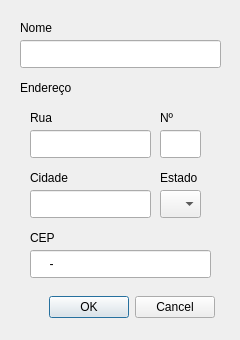
First picture: the form in GUI/casadefesta.ui, repository fvendrameto/Databases-Final-Project, before the edit.
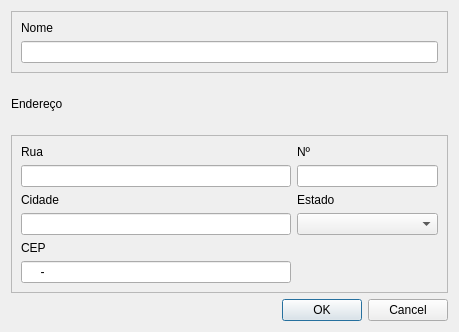
Second picture: the form after the edit.

Patch:
```diff
--- a/GUI/casadefesta.ui
+++ b/GUI/casadefesta.ui
@@ -6,8 +6,8 @@
    <rect>
     <x>0</x>
     <y>0</y>
-    <width>240</width>
-    <height>340</height>
+    <width>459</width>
+    <height>332</height>
    </rect>
   </property>
   <property name="minimumSize">
@@ -25,172 +25,113 @@
   <property name="windowTitle">
    <string>Dialog</string>
   </property>
-  <widget class="QLineEdit" name="cidade_lineEdit">
-   <property name="geometry">
-    <rect>
-     <x>30</x>
-     <y>190</y>
-     <width>121</width>
-     <height>28</height>
-    </rect>
-   </property>
-  </widget>
+  <layout class="QGridLayout" name="gridLayout_3">
+   <item row="0" column="0" colspan="3">
+    <widget class="QFrame" name="frame_2">
+     <property name="frameShape">
+      <enum>QFrame::StyledPanel</enum>
+     </property>
+     <property name="frameShadow">
+      <enum>QFrame::Raised</enum>
+     </property>
+     <layout class="QGridLayout" name="gridLayout_2">
+      <item row="0" column="0">
+       <widget class="QLabel" name="nome_label">
+        <property name="text">
+         <string>Nome</string>
+        </property>
+       </widget>
+      </item>
+      <item row="1" column="0">
+       <widget class="QLineEdit" name="nome_lineEdit">
+        <property name="maxLength">
+         <number>75</number>
+        </property>
+       </widget>
+      </item>
+     </layout>
+    </widget>
+   </item>
+   <item row="1" column="0">
+    <widget class="QLabel" name="endereco_label">
+     <property name="text">
+      <string>Endereço</string>
+     </property>
+    </widget>
+   </item>
+   <item row="2" column="0" colspan="3">
+    <widget class="QFrame" name="frame">
+     <property name="frameShape">
+      <enum>QFrame::StyledPanel</enum>
+     </property>
+     <property name="frameShadow">
+      <enum>QFrame::Raised</enum>
+     </property>
+     <layout class="QGridLayout" name="gridLayout" columnstretch="4,1,1">
+      <item row="0" column="0">
   <widget class="QLabel" name="rua_label">
-   <property name="geometry">
-    <rect>
-     <x>30</x>
-     <y>110</y>
-     <width>58</width>
-     <height>16</height>
-    </rect>
-   </property>
    <property name="text">
     <string>Rua</string>
    </property>
   </widget>
+      </item>
+      <item row="0" column="1">
+       <widget class="QLabel" name="n_label">
+        <property name="text">
+         <string>Nº</string>
+        </property>
+       </widget>
+      </item>
+      <item row="1" column="0">
   <widget class="QLineEdit" name="rua_lineEdit">
-   <property name="geometry">
-    <rect>
-     <x>30</x>
-     <y>130</y>
-     <width>121</width>
-     <height>28</height>
-    </rect>
-   </property>
-  </widget>
-  <widget class="QLabel" name="estado_label">
-   <property name="geometry">
-    <rect>
-     <x>160</x>
-     <y>170</y>
-     <width>41</width>
-     <height>16</height>
-    </rect>
-   </property>
-   <property name="text">
-    <string>Estado</string>
-   </property>
-  </widget>
+        <property name="maxLength">
+         <number>50</number>
+        </property>
+       </widget>
+      </item>
+      <item row="1" column="1" colspan="2">
   <widget class="QLineEdit" name="n_lineEdit">
-   <property name="geometry">
-    <rect>
-     <x>160</x>
-     <y>130</y>
-     <width>41</width>
-     <height>28</height>
-    </rect>
-   </property>
-  </widget>
+        <property name="inputMask">
+         <string>99999</string>
+        </property>
+        <property name="maxLength">
+         <number>5</number>
+        </property>
+       </widget>
+      </item>
+      <item row="2" column="0">
   <widget class="QLabel" name="cidade_label">
-   <property name="geometry">
-    <rect>
-     <x>30</x>
-     <y>170</y>
-     <width>58</width>
-     <height>16</height>
-    </rect>
-   </property>
    <property name="text">
     <string>Cidade</string>
    </property>
   </widget>
-  <widget class="QLabel" name="endereco_label">
-   <property name="geometry">
-    <rect>
-     <x>20</x>
-     <y>80</y>
-     <width>101</width>
-     <height>16</height>
-    </rect>
-   </property>
+      </item>
+      <item row="2" column="1" colspan="2">
+       <widget class="QLabel" name="estado_label">
    <property name="text">
-    <string>Endereço</string>
-   </property>
-  </widget>
-  <widget class="QLabel" name="n_label">
-   <property name="geometry">
-    <rect>
-     <x>160</x>
-     <y>110</y>
-     <width>21</width>
-     <height>16</height>
-    </rect>
-   </property>
-   <property name="text">
-    <string>Nº</string>
-   </property>
-  </widget>
-  <widget class="QComboBox" name="estado_comboBox">
-   <property name="geometry">
-    <rect>
-     <x>160</x>
-     <y>190</y>
-     <width>41</width>
-     <height>28</height>
-    </rect>
-   </property>
-  </widget>
-  <widget class="QLabel" name="nome_label">
-   <property name="geometry">
-    <rect>
-     <x>20</x>
-     <y>20</y>
-     <width>58</width>
-     <height>16</height>
-    </rect>
-   </property>
-   <property name="text">
-    <string>Nome</string>
-   </property>
-  </widget>
-  <widget class="QLineEdit" name="nome_lineEdit">
-   <property name="geometry">
-    <rect>
-     <x>20</x>
-     <y>40</y>
-     <width>201</width>
-     <height>28</height>
-    </rect>
-   </property>
+         <string>Estado</string>
+        </property>
+       </widget>
+      </item>
+      <item row="3" column="0">
+       <widget class="QLineEdit" name="cidade_lineEdit">
    <property name="maxLength">
-    <number>75</number>
-   </property>
-  </widget>
-  <widget class="QDialogButtonBox" name="buttonBox">
-   <property name="geometry">
-    <rect>
-     <x>25</x>
-     <y>290</y>
-     <width>190</width>
-     <height>34</height>
-    </rect>
-   </property>
-   <property name="standardButtons">
-    <set>QDialogButtonBox::Cancel|QDialogButtonBox::Ok</set>
-   </property>
-  </widget>
+         <number>20</number>
+        </property>
+       </widget>
+      </item>
+      <item row="3" column="1" colspan="2">
+       <widget class="QComboBox" name="estado_comboBox"/>
+      </item>
+      <item row="4" column="0">
   <widget class="QLabel" name="cep_label">
-   <property name="geometry">
-    <rect>
-     <x>30</x>
-     <y>230</y>
-     <width>58</width>
-     <height>16</height>
-    </rect>
-   </property>
    <property name="text">
     <string>CEP</string>
    </property>
   </widget>
+      </item>
+      <item row="5" column="0">
   <widget class="QLineEdit" name="cep_lineEdit">
-   <property name="geometry">
-    <rect>
-     <x>30</x>
-     <y>250</y>
-     <width>181</width>
-     <height>28</height>
-    </rect>
-   </property>
    <property name="inputMask">
     <string>99999-999</string>
    </property>
@@ -198,6 +139,44 @@
     <number>9</number>
    </property>
   </widget>
+      </item>
+      <item row="5" column="2">
+       <spacer name="horizontalSpacer">
+        <property name="orientation">
+         <enum>Qt::Horizontal</enum>
+        </property>
+        <property name="sizeHint" stdset="0">
+         <size>
+          <width>65</width>
+          <height>20</height>
+         </size>
+        </property>
+       </spacer>
+      </item>
+     </layout>
+    </widget>
+   </item>
+   <item row="3" column="1">
+    <spacer name="horizontalSpacer_2">
+     <property name="orientation">
+      <enum>Qt::Horizontal</enum>
+     </property>
+     <property name="sizeHint" stdset="0">
+      <size>
+       <width>184</width>
+       <height>20</height>
+      </size>
+     </property>
+    </spacer>
+   </item>
+   <item row="3" column="2">
+    <widget class="QDialogButtonBox" name="buttonBox">
+     <property name="standardButtons">
+      <set>QDialogButtonBox::Cancel|QDialogButtonBox::Ok</set>
+     </property>
+    </widget>
+   </item>
+  </layout>
  </widget>
  <resources/>
  <connections/>
```
Lines whose indentation alone changed are shown as unchanged.
